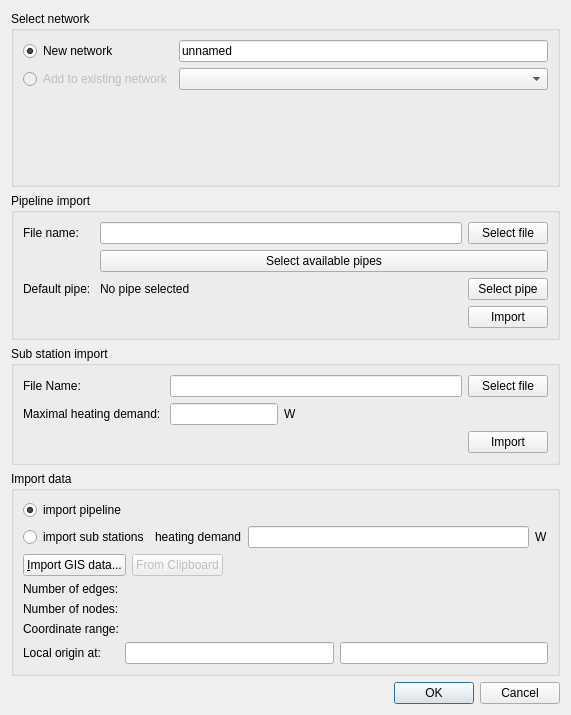
This is SIM-VICUS/src/SVNetworkImportDialog.ui in ghorwin/SIM-VICUS as Qt 5 draws it before an edit. The edited form follows.
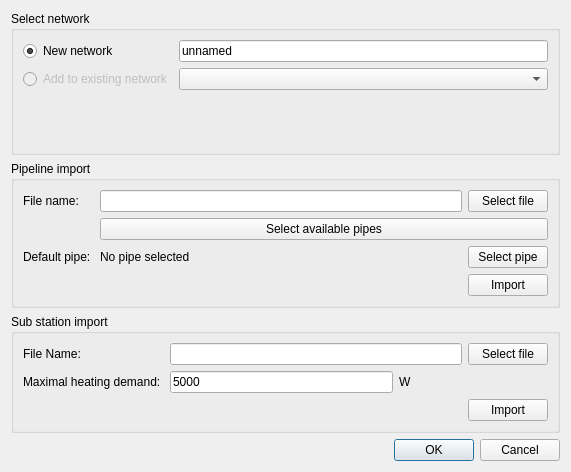
This is the edited form. Custom widgets are drawn as their Qt base class.

Commit message: Finished GeoJson Import and enabled CSV Import

The edit to the form file:
```diff
--- a/SIM-VICUS/src/SVNetworkImportDialog.ui
+++ b/SIM-VICUS/src/SVNetworkImportDialog.ui
@@ -7,19 +7,46 @@
     <x>0</x>
     <y>0</y>
     <width>571</width>
-    <height>715</height>
+    <height>472</height>
    </rect>
   </property>
   <property name="windowTitle">
    <string>Import Pipe Network</string>
   </property>
   <layout class="QGridLayout" name="gridLayout_6">
+   <item row="3" column="0">
+    <widget class="QDialogButtonBox" name="buttonBox">
+     <property name="orientation">
+      <enum>Qt::Horizontal</enum>
+     </property>
+     <property name="standardButtons">
+      <set>QDialogButtonBox::Cancel|QDialogButtonBox::Ok</set>
+     </property>
+    </widget>
+   </item>
    <item row="0" column="0">
     <widget class="QGroupBox" name="groupBoxSelectNetwork">
      <property name="title">
       <string>Select network</string>
      </property>
      <layout class="QGridLayout" name="gridLayout_2">
+      <item row="0" column="0">
+       <widget class="QRadioButton" name="radioButtonNewNetwork">
+        <property name="text">
+         <string>New network</string>
+        </property>
+        <property name="checked">
+         <bool>true</bool>
+        </property>
+       </widget>
+      </item>
+      <item row="0" column="1">
+       <widget class="QLineEdit" name="lineEditNetworkName">
+        <property name="text">
+         <string>unnamed</string>
+        </property>
+       </widget>
+      </item>
       <item row="1" column="1">
        <widget class="QComboBox" name="comboBoxNetworkSelectionBox"/>
       </item>
@@ -33,13 +60,6 @@
         </property>
        </widget>
       </item>
-      <item row="0" column="1">
-       <widget class="QLineEdit" name="lineEditNetworkName">
-        <property name="text">
-         <string>unnamed</string>
-        </property>
-       </widget>
-      </item>
       <item row="2" column="0">
        <spacer name="verticalSpacer">
         <property name="orientation">
@@ -53,170 +73,6 @@
         </property>
        </spacer>
       </item>
-      <item row="0" column="0">
-       <widget class="QRadioButton" name="radioButtonNewNetwork">
-        <property name="text">
-         <string>New network</string>
-        </property>
-        <property name="checked">
-         <bool>true</bool>
-        </property>
-       </widget>
-      </item>
-     </layout>
-    </widget>
-   </item>
-   <item row="4" column="0">
-    <widget class="QDialogButtonBox" name="buttonBox">
-     <property name="orientation">
-      <enum>Qt::Horizontal</enum>
-     </property>
-     <property name="standardButtons">
-      <set>QDialogButtonBox::Cancel|QDialogButtonBox::Ok</set>
-     </property>
-    </widget>
-   </item>
-   <item row="3" column="0">
-    <widget class="QGroupBox" name="groupBox">
-     <property name="title">
-      <string>Import data</string>
-     </property>
-     <layout class="QVBoxLayout" name="verticalLayout">
-      <item>
-       <layout class="QGridLayout" name="gridLayout_3">
-        <item row="0" column="0">
-         <widget class="QRadioButton" name="radioButtonEdges">
-          <property name="text">
-           <string>import pipeline</string>
-          </property>
-          <property name="checked">
-           <bool>true</bool>
-          </property>
-         </widget>
-        </item>
-        <item row="1" column="0">
-         <widget class="QRadioButton" name="radioButtonNodes">
-          <property name="text">
-           <string>import sub stations</string>
-          </property>
-         </widget>
-        </item>
-        <item row="1" column="1">
-         <layout class="QHBoxLayout" name="horizontalLayoutHeatingDemand">
-          <item>
-           <widget class="QLabel" name="label_4">
-            <property name="text">
-             <string>heating demand</string>
-            </property>
-           </widget>
-          </item>
-          <item>
-           <widget class="QLineEdit" name="lineEditHeatingDemand"/>
-          </item>
-          <item>
-           <widget class="QLabel" name="label_5">
-            <property name="text">
-             <string>W</string>
-            </property>
-           </widget>
-          </item>
-         </layout>
-        </item>
-       </layout>
-      </item>
-      <item>
-       <layout class="QHBoxLayout" name="horizontalLayout">
-        <item>
-         <widget class="QPushButton" name="pushButtonGISNetwork">
-          <property name="text">
-           <string>&amp;Import GIS data...</string>
-          </property>
-         </widget>
-        </item>
-        <item>
-         <widget class="QPushButton" name="pushButtonImportClipboard">
-          <property name="enabled">
-           <bool>false</bool>
-          </property>
-          <property name="text">
-           <string>From Clipboard</string>
-          </property>
-         </widget>
-        </item>
-        <item>
-         <spacer name="horizontalSpacer">
-          <property name="orientation">
-           <enum>Qt::Horizontal</enum>
-          </property>
-          <property name="sizeHint" stdset="0">
-           <size>
-            <width>40</width>
-            <height>20</height>
-           </size>
-          </property>
-         </spacer>
-        </item>
-       </layout>
-      </item>
-      <item>
-       <layout class="QGridLayout" name="gridLayout">
-        <item row="3" column="0">
-         <widget class="QLabel" name="label_3">
-          <property name="text">
-           <string>Local origin at:</string>
-          </property>
-         </widget>
-        </item>
-        <item row="3" column="2">
-         <widget class="QLineEdit" name="lineEditYOrigin"/>
-        </item>
-        <item row="2" column="1" colspan="2">
-         <widget class="QLabel" name="labelCoordinateRange">
-          <property name="text">
-           <string/>
-          </property>
-         </widget>
-        </item>
-        <item row="3" column="1">
-         <widget class="QLineEdit" name="lineEditXOrigin"/>
-        </item>
-        <item row="0" column="0">
-         <widget class="QLabel" name="label">
-          <property name="text">
-           <string>Number of edges:</string>
-          </property>
-         </widget>
-        </item>
-        <item row="2" column="0">
-         <widget class="QLabel" name="label_2">
-          <property name="text">
-           <string>Coordinate range:</string>
-          </property>
-         </widget>
-        </item>
-        <item row="0" column="1" colspan="2">
-         <widget class="QLabel" name="labelEdgeCount">
-          <property name="text">
-           <string/>
-          </property>
-         </widget>
-        </item>
-        <item row="1" column="0">
-         <widget class="QLabel" name="label_6">
-          <property name="text">
-           <string>Number of nodes:</string>
-          </property>
-         </widget>
-        </item>
-        <item row="1" column="1" colspan="2">
-         <widget class="QLabel" name="labelNodeCount">
-          <property name="text">
-           <string/>
-          </property>
-         </widget>
-        </item>
-       </layout>
-      </item>
      </layout>
     </widget>
    </item>
@@ -255,30 +111,24 @@
        </widget>
       </item>
       <item row="1" column="1">
-       <layout class="QHBoxLayout" name="horizontalLayout_7" stretch="0,1,1">
+       <layout class="QHBoxLayout" name="horizontalLayout_7" stretch="3,2">
         <item>
-         <widget class="QLineEdit" name="lineEditMaxHeatingDemand"/>
+         <widget class="QtExt::ValidatingLineEdit" name="lineEditMaxHeatingDemand">
+          <property name="text">
+           <string>5000</string>
+          </property>
+         </widget>
         </item>
         <item>
          <widget class="QLabel" name="label_13">
+          <property name="layoutDirection">
+           <enum>Qt::LeftToRight</enum>
+          </property>
           <property name="text">
            <string>W</string>
           </property>
          </widget>
         </item>
-        <item>
-         <spacer name="horizontalSpacer_3">
-          <property name="orientation">
-           <enum>Qt::Horizontal</enum>
-          </property>
-          <property name="sizeHint" stdset="0">
-           <size>
-            <width>40</width>
-            <height>20</height>
-           </size>
-          </property>
-         </spacer>
-        </item>
        </layout>
       </item>
       <item row="2" column="1">
@@ -313,7 +163,7 @@
      <property name="title">
       <string>Pipeline import</string>
      </property>
-     <layout class="QGridLayout" name="gridLayout_7" rowstretch="0,0,0,0,0" columnstretch="0,0,0">
+     <layout class="QGridLayout" name="gridLayout_7" rowstretch="0,0,0,0" columnstretch="0,0">
       <item row="2" column="1">
        <layout class="QHBoxLayout" name="horizontalLayout_3" stretch="1,0">
         <item>
@@ -403,6 +253,16 @@
    </item>
   </layout>
  </widget>
+ <customwidgets>
+  <customwidget>
+   <class>QtExt::ValidatingLineEdit</class>
+   <extends>QLineEdit</extends>
+   <header location="global">QtExt_ValidatingLineEdit.h</header>
+   <slots>
+    <signal>editingFinishedSuccessfully()</signal>
+   </slots>
+  </customwidget>
+ </customwidgets>
  <resources/>
  <connections>
   <connection>
```
Left out of the diff: 8 changed lines with no effect on the pictures. The commit also changes 6 other files.
